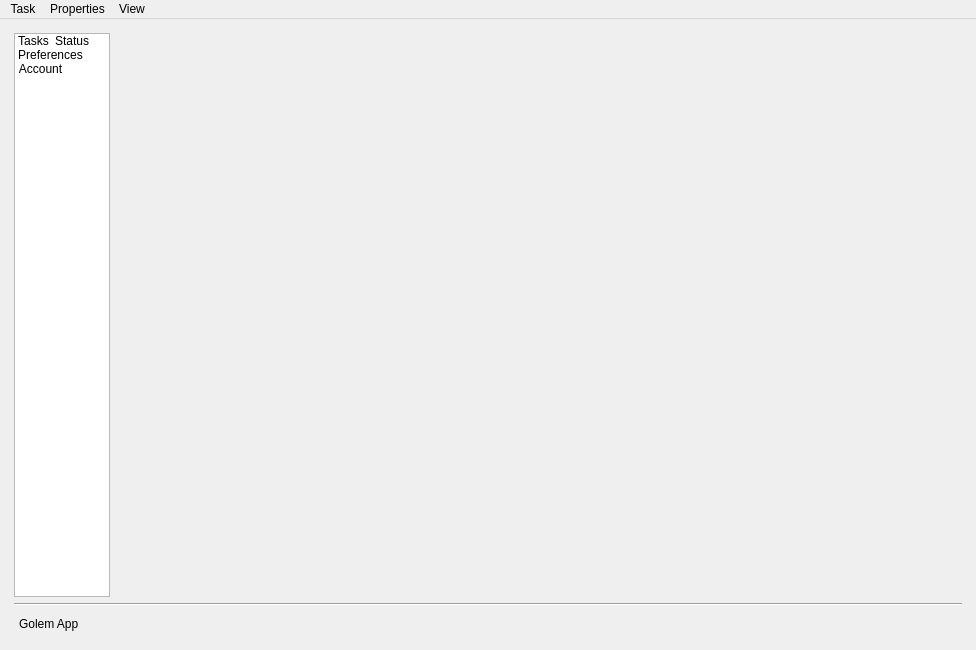
The window that gnr/ui/AppMainWindow.ui (golemfactory/clay) describes before a commit, drawn with Qt 5.
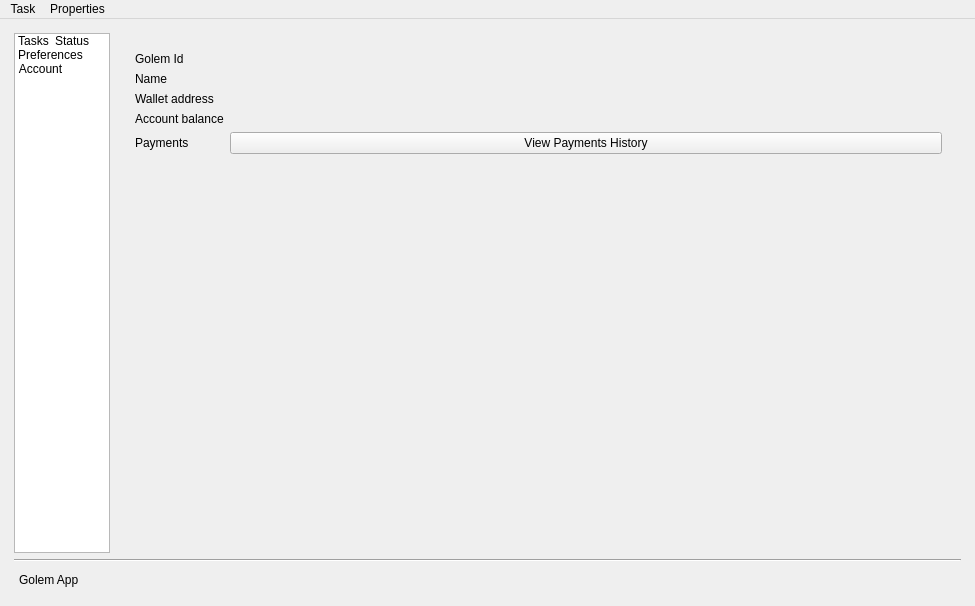
The same window after the commit. The open tabs and pages were chosen to show the change. Icons and pictures are not drawn. Custom widgets are drawn as their Qt base class.

Commit message: payments dialog resizing + account dialog

```diff
--- a/gnr/ui/AppMainWindow.ui
+++ b/gnr/ui/AppMainWindow.ui
@@ -6,8 +6,8 @@
    <rect>
     <x>0</x>
     <y>0</y>
-    <width>976</width>
-    <height>650</height>
+    <width>975</width>
+    <height>606</height>
    </rect>
   </property>
   <property name="sizePolicy">
@@ -48,6 +48,12 @@
             <verstretch>0</verstretch>
            </sizepolicy>
           </property>
+          <property name="minimumSize">
+           <size>
+            <width>96</width>
+            <height>0</height>
+           </size>
+          </property>
           <property name="maximumSize">
            <size>
             <width>96</width>
@@ -587,7 +593,105 @@
            </layout>
           </widget>
           <widget class="QWidget" name="preferencePage"/>
-          <widget class="QWidget" name="accountPage"/>
+          <widget class="QWidget" name="accountPage">
+           <layout class="QGridLayout" name="gridLayout_4">
+            <item row="0" column="0">
+             <layout class="QFormLayout" name="formLayout_2">
+              <property name="fieldGrowthPolicy">
+               <enum>QFormLayout::AllNonFixedFieldsGrow</enum>
+              </property>
+              <property name="margin">
+               <number>10</number>
+              </property>
+              <item row="0" column="0">
+               <widget class="QLabel" name="golemIdConst">
+                <property name="text">
+                 <string>Golem Id</string>
+                </property>
+               </widget>
+              </item>
+              <item row="0" column="1">
+               <widget class="QLabel" name="golemIdLabel">
+                <property name="text">
+                 <string/>
+                </property>
+                <property name="wordWrap">
+                 <bool>true</bool>
+                </property>
+                <property name="textInteractionFlags">
+                 <set>Qt::LinksAccessibleByKeyboard|Qt::LinksAccessibleByMouse|Qt::TextBrowserInteraction|Qt::TextSelectableByKeyboard|Qt::TextSelectableByMouse</set>
+                </property>
+               </widget>
+              </item>
+              <item row="1" column="0">
+               <widget class="QLabel" name="nameConst">
+                <property name="text">
+                 <string>Name</string>
+                </property>
+               </widget>
+              </item>
+              <item row="1" column="1">
+               <widget class="QLabel" name="nameLabel">
+                <property name="text">
+                 <string/>
+                </property>
+                <property name="textInteractionFlags">
+                 <set>Qt::LinksAccessibleByKeyboard|Qt::LinksAccessibleByMouse|Qt::TextBrowserInteraction|Qt::TextSelectableByKeyboard|Qt::TextSelectableByMouse</set>
+                </property>
+               </widget>
+              </item>
+              <item row="2" column="0">
+               <widget class="QLabel" name="ethAddressConst">
+                <property name="text">
+                 <string>Wallet address</string>
+                </property>
+               </widget>
+              </item>
+              <item row="2" column="1">
+               <widget class="QLabel" name="ethAddressLabel">
+                <property name="text">
+                 <string/>
+                </property>
+                <property name="textInteractionFlags">
+                 <set>Qt::LinksAccessibleByKeyboard|Qt::LinksAccessibleByMouse|Qt::TextBrowserInteraction|Qt::TextSelectableByKeyboard|Qt::TextSelectableByMouse</set>
+                </property>
+               </widget>
+              </item>
+              <item row="3" column="0">
+               <widget class="QLabel" name="accountBalanceConst">
+                <property name="text">
+                 <string>Account balance</string>
+                </property>
+               </widget>
+              </item>
+              <item row="3" column="1">
+               <widget class="QLabel" name="accountBalanceLabel">
+                <property name="text">
+                 <string/>
+                </property>
+                <property name="textInteractionFlags">
+                 <set>Qt::LinksAccessibleByKeyboard|Qt::LinksAccessibleByMouse|Qt::TextBrowserInteraction|Qt::TextSelectableByKeyboard|Qt::TextSelectableByMouse</set>
+                </property>
+               </widget>
+              </item>
+              <item row="4" column="0">
+               <widget class="QLabel" name="paymentsConst">
+                <property name="text">
+                 <string>Payments</string>
+                </property>
+               </widget>
+              </item>
+              <item row="4" column="1">
+               <widget class="QPushButton" name="paymentsButton">
+                <property name="text">
+                 <string>View Payments History</string>
+                </property>
+               </widget>
+              </item>
+             </layout>
+            </item>
+           </layout>
+          </widget>
          </widget>
         </item>
        </layout>
@@ -650,7 +754,7 @@
     <rect>
      <x>0</x>
      <y>0</y>
-     <width>976</width>
+     <width>975</width>
      <height>21</height>
     </rect>
    </property>
@@ -676,15 +780,8 @@
     <addaction name="actionEnvironments"/>
     <addaction name="actionIdentity"/>
    </widget>
-   <widget class="QMenu" name="menuView">
-    <property name="title">
-     <string>View</string>
-    </property>
-    <addaction name="actionPayments"/>
-   </widget>
    <addaction name="menuTask"/>
    <addaction name="menuProperties"/>
-   <addaction name="menuView"/>
   </widget>
   <action name="actionNew">
    <property name="text">
```
Left out of the diff: 28 changed lines with no effect on the pictures. The commit also changes 4 other files.
